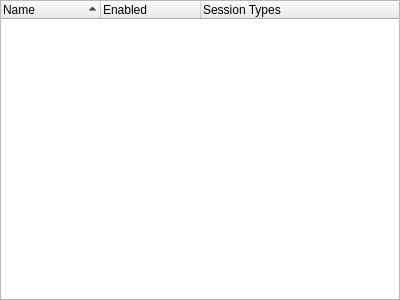
First picture: the form in source/client/desktop/management/router_users_widget.ui, repository dchapyshev/aspia, before the edit.
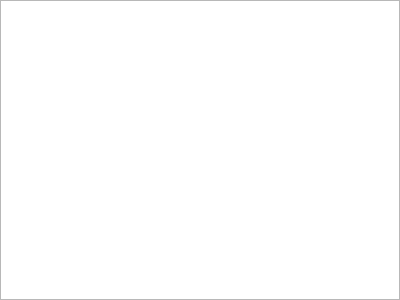
Second picture: the form after the edit.

What changed in the file:
```diff
--- a/source/client/desktop/management/router_users_widget.ui
+++ b/source/client/desktop/management/router_users_widget.ui
@@ -24,7 +24,7 @@
     <number>0</number>
    </property>
    <item>
-    <widget class="QTreeWidget" name="tree_users">
+    <widget class="QTreeView" name="tree_users">
      <property name="editTriggers">
       <set>QAbstractItemView::EditTrigger::NoEditTriggers</set>
      </property>
@@ -46,21 +46,6 @@
      <attribute name="headerShowSortIndicator" stdset="0">
       <bool>true</bool>
      </attribute>
-     <column>
-      <property name="text">
-       <string>Name</string>
-      </property>
-     </column>
-     <column>
-      <property name="text">
-       <string>Enabled</string>
-      </property>
-     </column>
-     <column>
-      <property name="text">
-       <string>Session Types</string>
-      </property>
-     </column>
     </widget>
    </item>
   </layout>
```
